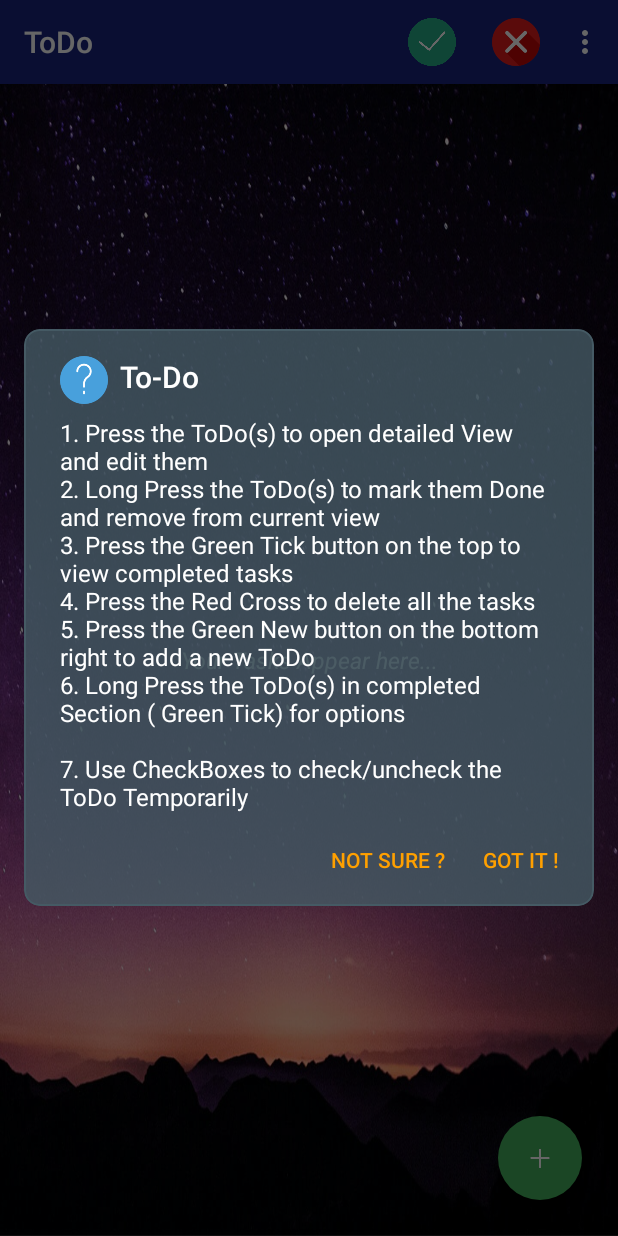
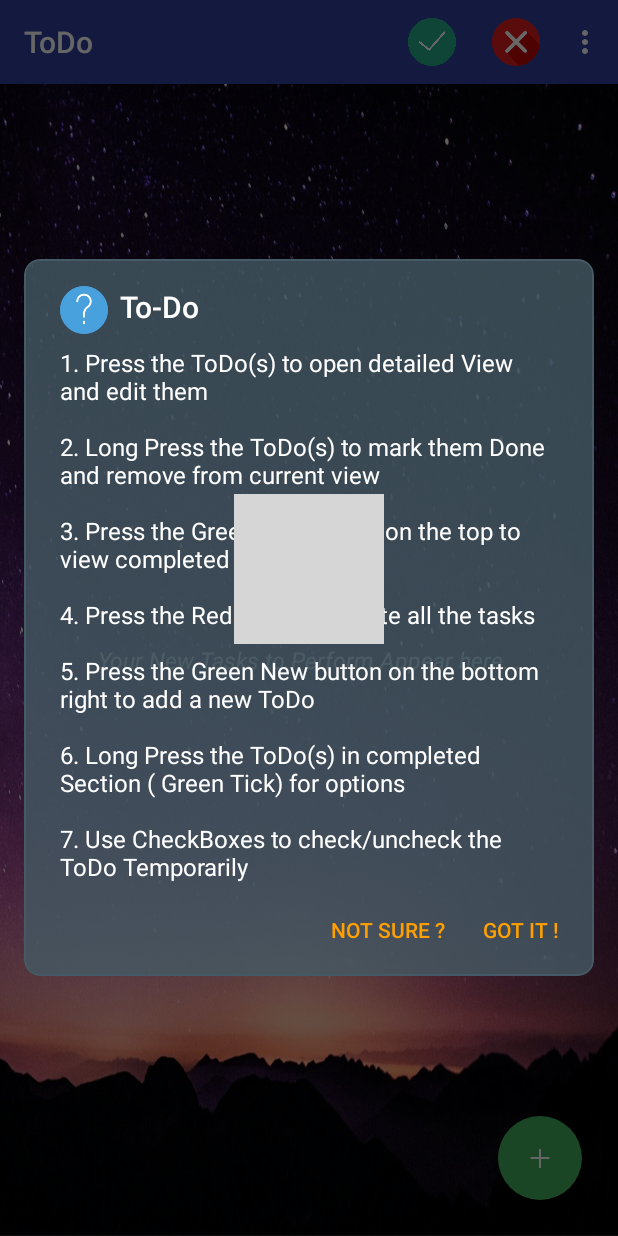
Before and after one commit to AggarwalAnshul/ToDoApplication, an Android app: the MainActivity screen opened directly, with no data from a screen before it, in the options menu, after a tap on "About", on a phone screen of 412 x 824 dp. Run offline under Robolectric (Android 15) with nearby library versions, the phone set to English and light mode, and no system bars; plain views replace PercentRelativeLayout; grey boxes are pictures that could not be loaded.

Commit message:
Refinement and UI Tweaks

```diff
--- a/app/build.gradle
+++ b/app/build.gradle
@@ -23,10 +23,15 @@ dependencies {
     compile fileTree(dir: 'libs', include: ['*.jar'])
     androidTestCompile('com.android.support.test.espresso:espresso-core:2.2.2', {
         exclude group: 'com.android.support', module: 'support-annotations'
+
     })
+
     //dependency for Percent relative layout
     compile 'com.android.support:percent:26.+'
     compile 'com.android.support:design:26.+'
+
+
+    compile 'de.hdodenhof:circleimageview:2.2.0'
 
 //Dependecny for the Recycler View to replace the ListView in MainActity
     compile 'com.android.support:recyclerview-v7:26.'
--- a/app/src/main/AndroidManifest.xml
+++ b/app/src/main/AndroidManifest.xml
@@ -22,6 +22,7 @@
             </intent-filter>
         </activity>
         <activity android:name=".AddNewActivity" />
+        <activity android:name=".Developer" />
         <activity android:name=".CompletedTasks" />
         <activity android:name=".DetailedView" />
     </application>
--- a/app/src/main/java/com/apkglobal/todoapplication/AddNewActivity.java
+++ b/app/src/main/java/com/apkglobal/todoapplication/AddNewActivity.java
@@ -59,7 +59,7 @@ public class AddNewActivity extends AppCompatActivity {
         if (!title.isEmpty() || !text.isEmpty())
             {
                 sd.execSQL("insert into todo_table(title, text, state) values('" + title.replaceAll("'", "''") + "', '" + text.replaceAll("'", "''") + "',0);");
-        Toast.makeText(this, "Added text message: " + text, Toast.LENGTH_SHORT).show();
+//        Toast.makeText(this, "Added text message: " + text, Toast.LENGTH_SHORT).show();
     }
     else
         {
--- a/app/src/main/java/com/apkglobal/todoapplication/MainActivity.java
+++ b/app/src/main/java/com/apkglobal/todoapplication/MainActivity.java
@@ -21,6 +21,7 @@ import android.view.ViewGroup;
 import android.widget.AdapterView;
 import android.widget.CheckBox;
 import android.widget.GridView;
+import android.widget.ImageView;
 import android.widget.SeekBar;
 import android.widget.TextView;
 import android.widget.Toast;
@@ -33,6 +34,7 @@ public class MainActivity extends AppCompatActivity {
     FloatingActionButton btn_new;
     SQLiteDatabase sd;
     int index = 0;
+    ImageView iv_alternate;
     GridView gridView;
     ArrayList<String> memo_title = new ArrayList<String>();
     ArrayList<String> memo_text = new ArrayList<String>();
@@ -51,15 +53,19 @@ public class MainActivity extends AppCompatActivity {
         btn_new = (FloatingActionButton) findViewById(R.id.btn_new);
         vibrator = (Vibrator) this.getSystemService(VIBRATOR_SERVICE);
         TextView alterante = (TextView) findViewById(R.id.tv_alternate);
+        iv_alternate = (ImageView) findViewById(R.id.iv_alternate);
+
         btn_new.setImageResource(R.drawable.icon_addnew);
         //RENDERING Part
         fetch();  //populates the arrayLists Containing todo fetched from the Database
         Log.e("----------->", "Size of memo_text: " + memo_text.size() + "Size of memo_title: " + memo_title.size());
         if (memo_text.size() == 0) {
             alterante.setVisibility(View.VISIBLE);
+            iv_alternate.setVisibility(View.VISIBLE);
             gridView.setVisibility(View.GONE);
             Log.e("--------->", "Grid view is invisible");
         } else {
+            iv_alternate.setVisibility(View.INVISIBLE);
             alterante.setVisibility(View.INVISIBLE);
             gridView.setVisibility(View.VISIBLE);
         }
@@ -239,6 +245,9 @@ public class MainActivity extends AppCompatActivity {
 
                 /*-----------------------------------------------------------*/
 
+            case R.id.action_developer:
+                startActivity(new Intent(MainActivity.this, Developer.class));
+                return true;
             case R.id.action_display_completed:
                 Log.d("TAG------->", "Displayed Completed Tasks");
                 Intent intent = new Intent(MainActivity.this, CompletedTasks.class);
@@ -256,11 +265,11 @@ public class MainActivity extends AppCompatActivity {
                 builder.setTitle("To-Do")
                         .setIcon(getResources().getDrawable(ic_help))
                         .setMessage("1. Press the ToDo(s) to open detailed View and edit them"
-                                + "\n2. Long Press the ToDo(s) to mark them Done and remove from current view"
-                                + "\n3. Press the Green Tick button on the top to view completed tasks"
-                                + "\n4. Press the Red Cross to delete all the tasks"
-                                + "\n5. Press the Green New button on the bottom right to add a new ToDo"
-                                + "\n6. Long Press the ToDo(s) in completed Section ( Green Tick) for options"
+                                + "\n\n2. Long Press the ToDo(s) to mark them Done and remove from current view"
+                                + "\n\n3. Press the Green Tick button on the top to view completed tasks"
+                                + "\n\n4. Press the Red Cross to delete all the tasks"
+                                + "\n\n5. Press the Green New button on the bottom right to add a new ToDo"
+                                + "\n\n6. Long Press the ToDo(s) in completed Section ( Green Tick) for options"
                                 + "\n\n7. Use CheckBoxes to check/uncheck the ToDo Temporarily")
                         .setPositiveButton("Got it !", new DialogInterface.OnClickListener() {
                             public void onClick(DialogInterface dialog, int which) {
@@ -293,6 +302,8 @@ public class MainActivity extends AppCompatActivity {
                                 Toast.makeText(MainActivity.this, "Deleting...", Toast.LENGTH_SHORT).show();
                                 deleteALL();
                                 Toast.makeText(MainActivity.this, "All Cleared Up Boss", Toast.LENGTH_SHORT).show();
+                                startActivity(new Intent(MainActivity.this, MainActivity.class));
+                                MainActivity.this.finish();
                             }
                         })
                         .setNegativeButton(android.R.string.no, new DialogInterface.OnClickListener() {
--- a/app/src/main/res/drawable/btn_listview_text.xml
+++ b/app/src/main/res/drawable/btn_listview_text.xml
@@ -1,7 +1,7 @@
 <?xml version="1.0" encoding="utf-8"?>
 <shape xmlns:android="http://schemas.android.com/apk/res/android">
 
-    <solid android:color="#0288D1" />
+    <solid android:color="#009688" />
     <corners android:radius="10dp" />
 
 
--- a/app/src/main/res/layout/activity_main.xml
+++ b/app/src/main/res/layout/activity_main.xml
@@ -21,12 +21,21 @@
         app:layout_marginBottomPercent="4%"
         app:layout_marginTopPercent="5%" />
 
+    <ImageView
+        android:id="@+id/iv_alternate"
+        android:layout_width="100dp"
+        android:layout_height="100dp"
+        android:layout_above="@+id/tv_alternate"
+        android:layout_centerHorizontal="true"
+        android:src="@drawable/ic_pen"
+        android:visibility="invisible"
+        app:layout_marginBottomPercent="4%" />
     <TextView
         android:id="@+id/tv_alternate"
         android:layout_width="match_parent"
         android:layout_height="wrap_content"
         android:layout_centerInParent="true"
-        android:text="Your Tasks Appear here..."
+        android:text="Your New Tasks to Perform Appear here..."
         android:textAlignment="center"
         android:textColor="#FFFFFF"
         android:textSize="15sp"
--- a/app/src/main/res/layout/activity_splash.xml
+++ b/app/src/main/res/layout/activity_splash.xml
@@ -4,7 +4,7 @@
     xmlns:tools="http://schemas.android.com/tools"
     android:layout_width="match_parent"
     android:layout_height="match_parent"
-    android:background="#263238"
+    android:background="@drawable/img_stars"
     tools:context="com.apkglobal.todoapplication.SplashActivity">
 
 
--- a/app/src/main/res/menu/menu.xml
+++ b/app/src/main/res/menu/menu.xml
@@ -16,7 +16,7 @@
 
     <item
         android:id="@+id/action_layout"
-        android:title="Change Layout layout"
+        android:title="Change Layout Format"
         app:showAsAction="collapseActionView" />
     <item
         android:id="@+id/action_delete_all"
@@ -37,5 +37,9 @@
         android:id="@+id/action_email"
         android:title="Contact us"
         app:showAsAction="collapseActionView" />
+    <item
+        android:id="@+id/action_developer"
+        android:title="Developer"
+        app:showAsAction="collapseActionView" />
 
 </menu>
--- a/app/src/main/res/menu/menu_completed.xml
+++ b/app/src/main/res/menu/menu_completed.xml
@@ -1,6 +1,12 @@
 <?xml version="1.0" encoding="utf-8"?>
 <menu xmlns:android="http://schemas.android.com/apk/res/android"
     xmlns:app="http://schemas.android.com/apk/res-auto">
+
+    <item
+        android:id="@+id/action_help"
+        android:icon="@drawable/ic_help"
+        android:title="About"
+        app:showAsAction="always" />
 
     <item
         android:id="@+id/action_delete_all_completed"
@@ -8,4 +14,5 @@
         android:title="Delete all Completed tasks"
         app:showAsAction="always"
         />
+
 </menu>
--- a/app/src/main/res/values/colors.xml
+++ b/app/src/main/res/values/colors.xml
@@ -1,6 +1,6 @@
 <?xml version="1.0" encoding="utf-8"?>
 <resources>
-    <color name="colorPrimary">#1A237E</color>
+    <color name="colorPrimary">#303F9F</color>
     <color name="colorPrimaryDark">#283593</color>
     <color name="colorAccent">#FFB300</color>
     <color name="text">#000000</color>
```
Also changed, not shown: app/src/main/java/com/apkglobal/todoapplication/CompletedTasks.java (+36 -1 lines), app/src/main/res/layout/activity_add_new.xml (+17 -17 lines).
